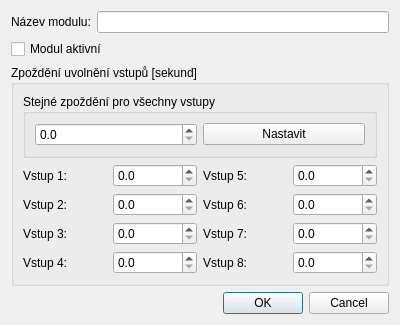
Qt form form/input-module-edit.ui (kmzbrnoI/rcs-lib-XpressNET-qt) before a commit.
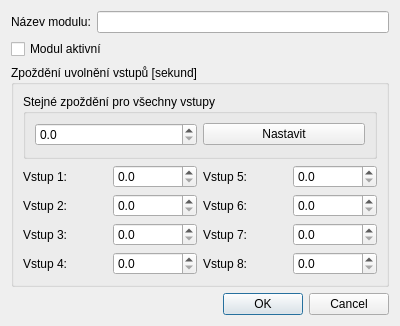
The same form after that commit.

Commit message: Fix groupBox size.

What changed in the file:
```diff
--- a/form/input-module-edit.ui
+++ b/form/input-module-edit.ui
@@ -7,7 +7,7 @@
     <x>0</x>
     <y>0</y>
     <width>400</width>
-    <height>310</height>
+    <height>326</height>
    </rect>
   </property>
   <property name="windowTitle">
```
